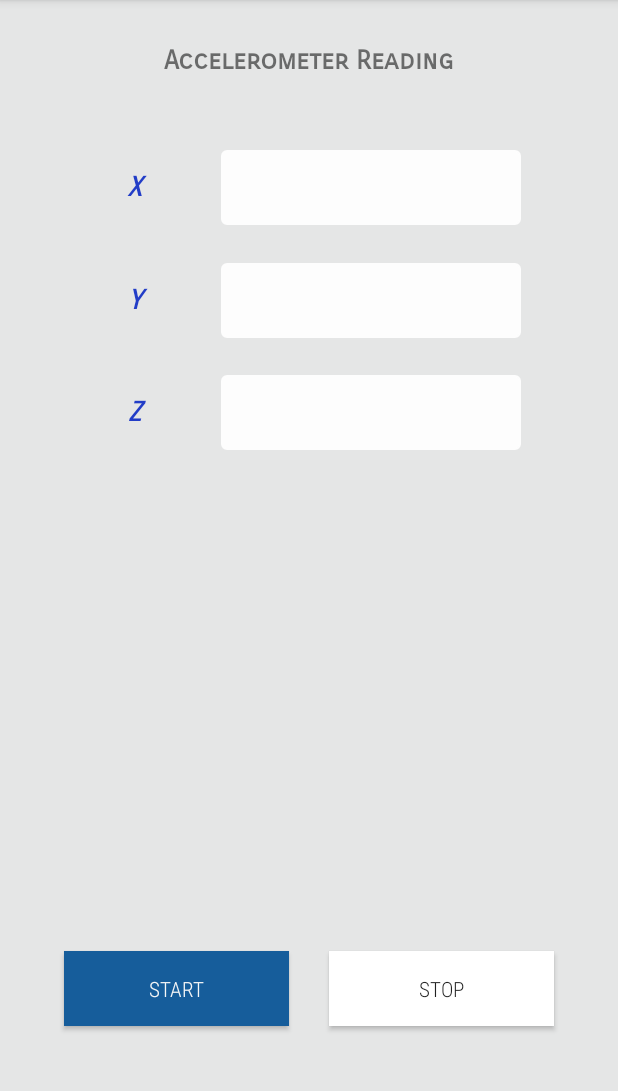
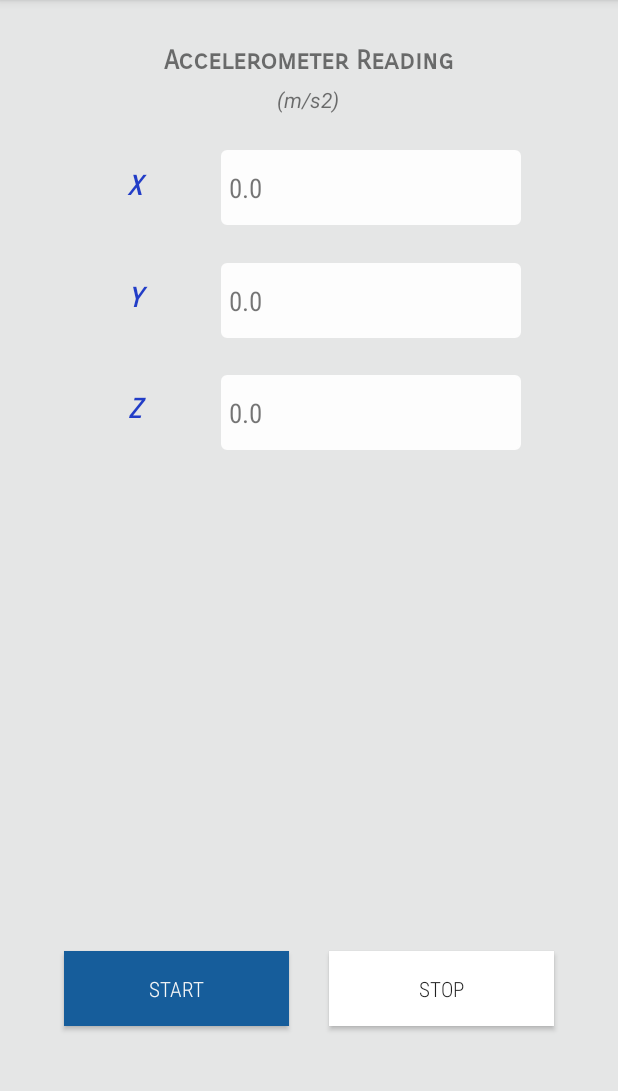
Before and after one commit to Supimi/Capteur, an Android app: the screen it shows after launch (MainActivity), after a tap on "START", on a phone screen of 412 x 824 dp, the part 84-1175 px from its top. Run offline under Robolectric (Android 15) with nearby library versions, the phone set to English and light mode, and no system bars.

Commit message:
minor changes

```diff
--- a/app/src/main/java/supimi/github/capteur/MainActivity.java
+++ b/app/src/main/java/supimi/github/capteur/MainActivity.java
@@ -10,11 +10,13 @@ import android.os.Bundle;
 import androidx.appcompat.app.AppCompatActivity;
 import androidx.appcompat.widget.Toolbar;
 
+import android.view.Gravity;
 import android.view.View;
 import android.view.Menu;
 import android.view.MenuItem;
 import android.widget.Button;
 import android.widget.TextView;
+import android.widget.Toast;
 
 public class MainActivity extends AppCompatActivity implements SensorEventListener {
 
@@ -24,11 +26,11 @@ public class MainActivity extends AppCompatActivity implements SensorEventListen
     private TextView out_x;
     private TextView out_y;
     private TextView out_z;
-    int i = 0;
 
-    private float x_reading = 0;
-    private float y_reading = 0;
-    private float z_reading = 0;
+    private double delta_x, delta_y, delta_z;
+    private double x_reading = 0;
+    private double y_reading = 0;
+    private double z_reading = 0;
 
     private SensorManager sensorManager;
     private Sensor accelerometer;
@@ -44,13 +46,15 @@ public class MainActivity extends AppCompatActivity implements SensorEventListen
         this.out_x = findViewById(R.id.out_x);
         this.out_y = findViewById(R.id.out_y);
         this.out_z = findViewById(R.id.out_z);
+        this.set_initial_message();
 
         sensorManager = (SensorManager) getSystemService(Context.SENSOR_SERVICE);
 
-        if(sensorManager.getDefaultSensor(Sensor.TYPE_ACCELEROMETER)!=null){
+        if (sensorManager.getDefaultSensor(Sensor.TYPE_ACCELEROMETER) != null) {
             accelerometer = sensorManager.getDefaultSensor(Sensor.TYPE_ACCELEROMETER);
-        }else{
-
+        } else {
+            System.out.println("Sensor not found!!");
+            displayError();
         }
 
     }
@@ -79,6 +83,10 @@ public class MainActivity extends AppCompatActivity implements SensorEventListen
 
     public void readSensorOutput(View view) {
         System.out.println("Start..................");
+        if(accelerometer==null){
+           displayError();
+        }
+        this.clean_readings();
         sensorManager.registerListener(this, accelerometer, SensorManager.SENSOR_DELAY_NORMAL);
     }
 
@@ -89,11 +97,25 @@ public class MainActivity extends AppCompatActivity implements SensorEventListen
 
     @Override
     public void onSensorChanged(SensorEvent sensorEvent) {
-        displayCurrentValue();
 
-        this.x_reading = sensorEvent.values[0];
-        this.y_reading = sensorEvent.values[1];
-        this.z_reading = sensorEvent.values[2];
+        //reading will change if sensor output changed by 1 decimal places
+        this.delta_x = Math.round(Math.abs(x_reading - sensorEvent.values[0]) * 10.0) / 10.0;
+        this.delta_y = Math.round(Math.abs(y_reading - sensorEvent.values[1]) * 10.0) / 10.0;
+        this.delta_z = Math.round(Math.abs(z_reading - sensorEvent.values[2]) * 10.0) / 10.0;
+
+
+        if (delta_x > 0.0) {
+            this.x_reading = sensorEvent.values[0];
+        }
+        if (delta_y > 0.0) {
+            this.y_reading = sensorEvent.values[1];
+        }
+
+        if (delta_z > 0.0) {
+            this.z_reading = sensorEvent.values[2];
+        }
+
+        this.displayCurrentValue();
     }
 
     @Override
@@ -102,8 +124,32 @@ public class MainActivity extends AppCompatActivity implements SensorEventListen
     }
 
     public void displayCurrentValue() {
-        out_x.setText(Float.toString(x_reading));
-        out_y.setText(Float.toString(y_reading));
-        out_z.setText(Float.toString(z_reading));
+        out_x.setText(Double.toString(x_reading));
+        out_y.setText(Double.toString(y_reading));
+        out_z.setText(Double.toString(z_reading));
+    }
+
+    public void displayError() {
+        Context context = getApplicationContext();
+        CharSequence err_msg = "Sensor not found!";
+        int duration = Toast.LENGTH_LONG;
+
+        Toast toast = Toast.makeText(context, err_msg, duration);
+        toast.setGravity(Gravity.TOP | Gravity.CENTER, 0, 900);
+        toast.show();
+    }
+
+    public void set_initial_message() {
+        String init_msg = "No readings yet...";
+        out_x.setText(init_msg);
+        out_y.setText(init_msg);
+        out_z.setText(init_msg);
+    }
+
+    public void clean_readings() {
+        String init_reading = "0.0";
+        out_x.setText(init_reading);
+        out_y.setText(init_reading);
+        out_z.setText(init_reading);
     }
 }
--- a/app/src/main/res/layout/content_main.xml
+++ b/app/src/main/res/layout/content_main.xml
@@ -48,24 +48,25 @@
         app:layout_constraintStart_toStartOf="parent"
         app:layout_constraintTop_toTopOf="parent" />
 
+
     <TextView
         android:id="@+id/label_z"
         android:layout_width="50dp"
         android:layout_height="50dp"
         android:layout_marginStart="32dp"
-        android:layout_marginTop="250dp"
+        android:layout_marginTop="248dp"
         android:fontFamily="sans-serif-smallcaps"
         android:foregroundGravity="center"
         android:gravity="center_horizontal|center_vertical"
+        android:padding="5dp"
         android:text="Z"
         android:textColor="#223DC7"
         android:textSize="18sp"
         android:textStyle="bold|italic"
-        android:padding="5dp"
         app:layout_constraintEnd_toStartOf="@+id/out_z"
+        app:layout_constraintHorizontal_bias="0.492"
         app:layout_constraintStart_toStartOf="parent"
         app:layout_constraintTop_toTopOf="parent" />
-
 
     <Button
         android:id="@+id/btn_start"
@@ -181,4 +182,16 @@
         app:layout_constraintStart_toStartOf="parent"
         app:layout_constraintTop_toTopOf="parent" />
 
+    <TextView
+        android:id="@+id/textView3"
+        android:layout_width="wrap_content"
+        android:layout_height="wrap_content"
+        android:text="(m/s2)"
+        android:textSize="14sp"
+        android:textStyle="normal|italic"
+        app:layout_constraintEnd_toEndOf="parent"
+        app:layout_constraintHorizontal_bias="0.498"
+        app:layout_constraintStart_toStartOf="parent"
+        app:layout_constraintTop_toBottomOf="@+id/textView" />
+
 </androidx.constraintlayout.widget.ConstraintLayout>
```
